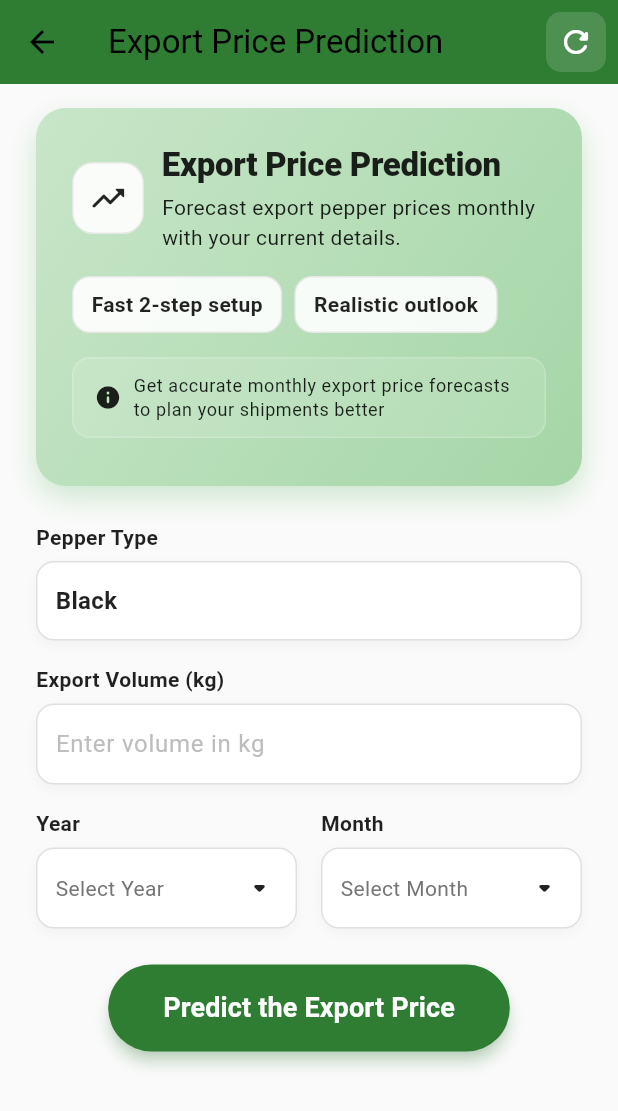
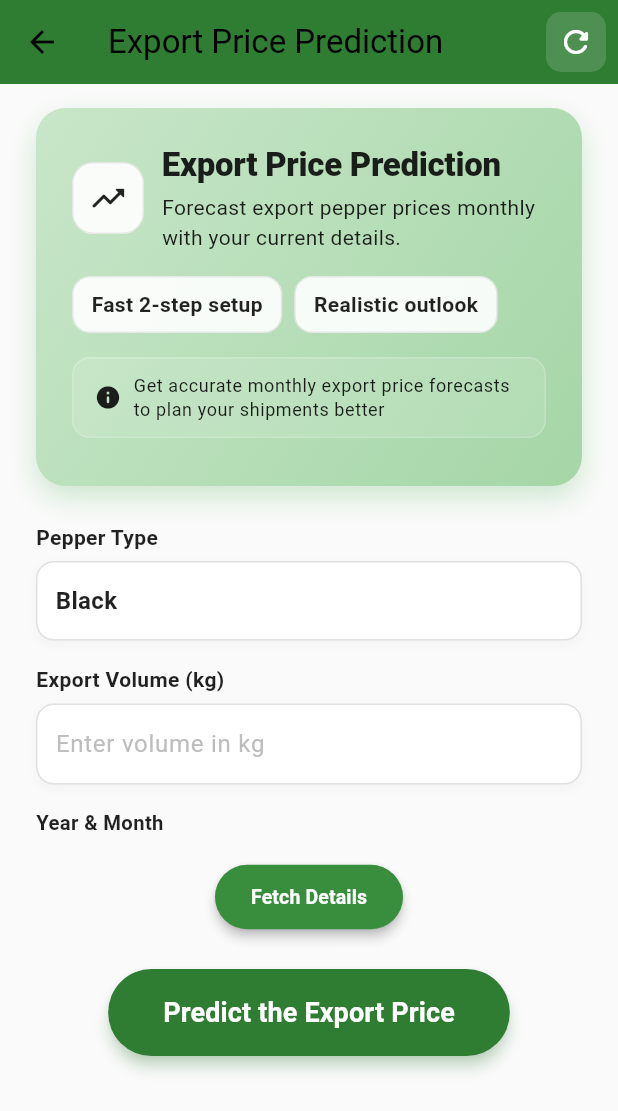
Before and after one commit to JanudiAdhikari/Research-Project, a Flutter app: the ExporterDashboard screen opened directly, after a tap on an icon or button, on a phone screen of 412 x 824 dp. Shown: the top 1111 px of the screen. Run offline on Flutter 3.47's test engine with Material 3 defaults, Android fonts, the phone set to English and light mode, and no system bars; our stand-ins replace camera, cloud_firestore, firebase_auth, firebase_core, firebase_storage, fl_chart and 6 more; missing offline and left inert: mobile_scanner; accounts and stored records are empty; Roboto replaces fonts that are missing (Poppins).

Commit message:
Included a button to fetch the time period

```diff
--- a/mobile-app/lib/features/dashboard/exporter_dashboard.dart
+++ b/mobile-app/lib/features/dashboard/exporter_dashboard.dart
@@ -574,7 +574,7 @@ class _ExporterDashboardState extends State<ExporterDashboard>
         subtitle: "Market trends",
         icon: Icons.trending_up_rounded,
         gradient: LinearGradient(
-          colors: [Colors.purple.shade400, Colors.purple.shade600],
+          colors: [Color(0xFF66BB6A), Color(0xFF43A047)],
         ),
         onTap: () {
           Navigator.push(
@@ -592,7 +592,7 @@ class _ExporterDashboardState extends State<ExporterDashboard>
         subtitle: "Certifications",
         icon: Icons.verified_user_rounded,
         gradient: LinearGradient(
-          colors: [Colors.blue.shade400, Colors.blue.shade600],
+          colors: [Color(0xFF2E7D32), Color(0xFF1B5E20)],
         ),
         onTap: () {},
       ),
@@ -603,7 +603,7 @@ class _ExporterDashboardState extends State<ExporterDashboard>
         subtitle: "Shipments",
         icon: Icons.inventory_2_rounded,
         gradient: LinearGradient(
-          colors: [Colors.teal.shade400, Colors.teal.shade600],
+          colors: [Color(0xFF81C784), Color(0xFF66BB6A)],
         ),
         onTap: () {},
       ),
@@ -614,7 +614,7 @@ class _ExporterDashboardState extends State<ExporterDashboard>
         subtitle: "Blockchain",
         icon: Icons.qr_code_rounded,
         gradient: LinearGradient(
-          colors: [Colors.orange.shade400, Colors.orange.shade600],
+          colors: [Color(0xFF388E3C), Color(0xFF2E7D32)],
         ),
         onTap: () {
           Navigator.push(
--- a/mobile-app/lib/features/market_forecast/export_price_prediction.dart
+++ b/mobile-app/lib/features/market_forecast/export_price_prediction.dart
@@ -1,5 +1,7 @@
 import 'package:flutter/material.dart';
+import 'package:flutter/cupertino.dart';
 import 'package:flutter/services.dart';
+import 'package:intl/intl.dart';
 import '../../utils/responsive.dart';
 import 'export_price_trends.dart';
 
@@ -11,40 +13,35 @@ class ExportPricePrediction extends StatefulWidget {
 }
 
 class _ExportPricePredictionState extends State<ExportPricePrediction> {
-  final List<String> pepperTypes = ['Black', 'White'];
-  final List<String> years = ['2026', '2027'];
-  final List<String> months = const [
-    'January',
-    'February',
-    'March',
-    'April',
-    'May',
-    'June',
-    'July',
-    'August',
-    'September',
-    'October',
-    'November',
-    'December',
-  ];
-
   String? selectedPepperType = 'Black';
-  String? selectedYear;
-  String? selectedMonth;
+  late String nextMonth;
+  late String nextYear;
   final TextEditingController _volumeController = TextEditingController();
 
   bool showErrors = false;
   bool showResult = false;
   bool isLoading = false;
+  bool showMonthDetails = false;
+  bool isLoadingMonthDetails = false;
   double? predictedPricePerKg;
   double? predictedMonthlyTotal;
 
-  final LayerLink _layerLink = LayerLink();
-  OverlayEntry? _overlayEntry;
+  @override
+  void initState() {
+    super.initState();
+    _calculateNextMonth();
+  }
+
+  void _calculateNextMonth() {
+    DateTime now = DateTime.now();
+    DateTime nextMonthDate = DateTime(now.year, now.month + 1, 1);
+
+    nextMonth = DateFormat('MMMM').format(nextMonthDate);
+    nextYear = nextMonthDate.year.toString();
+  }
 
   @override
   void dispose() {
-    _overlayEntry?.remove();
     _volumeController.dispose();
     super.dispose();
   }
@@ -97,8 +94,6 @@ class _ExportPricePredictionState extends State<ExportPricePrediction> {
         child: GestureDetector(
           onTap: () {
             FocusScope.of(context).unfocus();
-            _overlayEntry?.remove();
-            _overlayEntry = null;
           },
           child: SingleChildScrollView(
             padding: EdgeInsets.fromLTRB(
@@ -280,29 +275,7 @@ class _ExportPricePredictionState extends State<ExportPricePrediction> {
                     _buildNumberField(),
                     SizedBox(height: responsive.mediumSpacing),
 
-                    Row(
-                      children: [
-                        Expanded(
-                          child: _buildDropdownField(
-                            'Year',
-                            selectedYear,
-                            years,
-                            (val) => setState(() => selectedYear = val),
-                            required: true,
-                          ),
-                        ),
-                        SizedBox(width: responsive.mediumSpacing),
-                        Expanded(
-                          child: _buildDropdownField(
-                            'Month',
-                            selectedMonth,
-                            months,
-                            (val) => setState(() => selectedMonth = val),
-                            required: true,
-                          ),
-                        ),
-                      ],
-                    ),
+                    _buildMonthDetailsSection(responsive),
 
                     SizedBox(height: responsive.largeSpacing),
 
@@ -588,13 +561,13 @@ class _ExportPricePredictionState extends State<ExportPricePrediction> {
                 const SizedBox(height: 12),
                 _buildResultRowEnhanced(
                   'Month',
-                  selectedMonth ?? '-',
+                  nextMonth,
                   Icons.calendar_month_rounded,
                 ),
                 const SizedBox(height: 12),
                 _buildResultRowEnhanced(
                   'Year',
-                  selectedYear ?? '-',
+                  nextYear,
                   Icons.date_range_rounded,
                 ),
                 const SizedBox(height: 12),
@@ -728,79 +701,6 @@ class _ExportPricePredictionState extends State<ExportPricePrediction> {
     );
   }
 
-  Widget _buildDropdownField(
-    String title,
-    String? value,
-    List<String> items,
-    ValueChanged<String?> onChanged, {
-    bool required = false,
-  }) {
-    final key = GlobalKey();
-
-    return Column(
-      crossAxisAlignment: CrossAxisAlignment.start,
-      children: [
-        Text(
-          title,
-          style: const TextStyle(
-            fontSize: 14,
-            fontWeight: FontWeight.w600,
-            color: Colors.black87,
-          ),
-        ),
-        const SizedBox(height: 6),
-        CompositedTransformTarget(
-          link: _layerLink,
-          child: GestureDetector(
-            key: key,
-            onTap: () => _toggleDropdown(key, items, value, onChanged),
-            child: Container(
-              padding: const EdgeInsets.symmetric(horizontal: 12, vertical: 14),
-              decoration: BoxDecoration(
-                color: Colors.white,
-                borderRadius: BorderRadius.circular(12),
-                border: Border.all(
-                  color: (showErrors && required && value == null)
-                      ? Colors.red
-                      : Colors.grey.shade300,
-                ),
-                boxShadow: [
-                  BoxShadow(
-                    color: Colors.black.withOpacity(0.03),
-                    blurRadius: 5,
-                    offset: const Offset(0, 3),
-                  ),
-                ],
-              ),
-              child: Row(
-                mainAxisAlignment: MainAxisAlignment.spaceBetween,
-                children: [
-                  Text(
-                    value ?? 'Select $title',
-                    style: TextStyle(
-                      color: value == null
-                          ? Colors.grey.shade600
-                          : Colors.black87,
-                    ),
-                  ),
-                  const Icon(Icons.arrow_drop_down_rounded),
-                ],
-              ),
-            ),
-          ),
-        ),
-        if (showErrors && required && value == null)
-          Padding(
-            padding: const EdgeInsets.only(top: 6),
-            child: Text(
-              '$title is required',
-              style: const TextStyle(color: Colors.red, fontSize: 12),
-            ),
-          ),
-      ],
-    );
-  }
-
   Widget _buildNumberField() {
     final hasError = showErrors && _volumeController.text.isEmpty;
 
@@ -859,64 +759,6 @@ class _ExportPricePredictionState extends State<ExportPricePrediction> {
     );
   }
 
-  void _toggleDropdown(
-    GlobalKey key,
-    List<String> items,
-    String? value,
-    ValueChanged<String?> onChanged,
-  ) {
-    if (_overlayEntry != null) {
-      _overlayEntry!.remove();
-      _overlayEntry = null;
-      return;
-    }
-
-    const double itemHeight = 48.0;
-    final double dropdownHeight = items.length > 3
-        ? itemHeight * 3
-        : itemHeight * items.length;
-
-    final renderBox = key.currentContext!.findRenderObject() as RenderBox;
-    final size = renderBox.size;
-    final offset = renderBox.localToGlobal(Offset.zero);
-
-    _overlayEntry = OverlayEntry(
-      builder: (context) => Positioned(
-        left: offset.dx,
-        top: offset.dy + size.height,
-        width: size.width,
-        child: Material(
-          elevation: 5,
-          borderRadius: BorderRadius.circular(12),
-          child: ConstrainedBox(
-            constraints: BoxConstraints(maxHeight: dropdownHeight),
-            child: ListView(
-              padding: EdgeInsets.zero,
-              shrinkWrap: true,
-              children: items
-                  .map(
-                    (item) => SizedBox(
-                      height: itemHeight,
-                      child: ListTile(
-                        title: Text(item),
-                        onTap: () {
-                          onChanged(item);
-                          _overlayEntry!.remove();
-                          _overlayEntry = null;
-                        },
-                      ),
-                    ),
-                  )
-                  .toList(),
-            ),
-          ),
-        ),
-      ),
-    );
-
-    Overlay.of(context).insert(_overlayEntry!);
-  }
-
   Widget _buildChip(String label) {
     return Container(
       padding: const EdgeInsets.symmetric(horizontal: 12, vertical: 8),
@@ -935,15 +777,183 @@ class _ExportPricePredictionState extends State<ExportPricePrediction> {
     );
   }
 
+  Widget _buildMonthDetailsSection(Responsive responsive) {
+    return Column(
+      crossAxisAlignment: CrossAxisAlignment.start,
+      children: [
+        Text(
+          'Year & Month',
+          style: TextStyle(
+            fontSize: responsive.bodyFontSize - 0.5,
+            fontWeight: FontWeight.w600,
+            color: Colors.black87,
+          ),
+        ),
+        ResponsiveSpacing(mobile: 16, tablet: 18, desktop: 20),
+        if (!showMonthDetails)
+          Center(
+            child: _buildFetchButton(
+              isLoading: isLoadingMonthDetails,
+              onPressed: () async {
+                setState(() {
+                  isLoadingMonthDetails = true;
+                });
+                // Simulate API call delay
+                await Future.delayed(const Duration(milliseconds: 1500));
+                setState(() {
+                  isLoadingMonthDetails = false;
+                  showMonthDetails = true;
+                });
+              },
+              color: Colors.green.shade700,
+            ),
+          ),
+        if (showMonthDetails) ...[_buildMonthCard(responsive)],
+      ],
+    );
+  }
+
+  Widget _buildFetchButton({
+    required bool isLoading,
+    required VoidCallback onPressed,
+    required Color color,
+  }) {
+    return AnimatedContainer(
+      duration: const Duration(milliseconds: 300),
+      curve: Curves.easeInOut,
+      child: ElevatedButton(
+        onPressed: isLoading ? null : onPressed,
+        style: ElevatedButton.styleFrom(
+          backgroundColor: color,
+          foregroundColor: Colors.white,
+          disabledBackgroundColor: color.withOpacity(0.6),
+          padding: const EdgeInsets.symmetric(horizontal: 24, vertical: 12),
+          shape: RoundedRectangleBorder(
+            borderRadius: BorderRadius.circular(25),
+          ),
+          elevation: isLoading ? 0 : 3,
+        ),
+        child: AnimatedSwitcher(
+          duration: const Duration(milliseconds: 300),
+          transitionBuilder: (Widget child, Animation<double> animation) {
+            return FadeTransition(
+              opacity: animation,
+              child: ScaleTransition(scale: animation, child: child),
+            );
+          },
+          child: isLoading
+              ? SizedBox(
+                  key: const ValueKey('loading'),
+                  width: 100,
+                  child: Row(
+                    mainAxisAlignment: MainAxisAlignment.center,
+                    children: [
+                      SizedBox(
+                        width: 18,
+                        height: 18,
+                        child: CupertinoActivityIndicator(color: Colors.white),
+                      ),
+                      const SizedBox(width: 10),
+                      const Text(
+                        'Loading',
+                        style: TextStyle(
+                          fontSize: 13,
+                          fontWeight: FontWeight.w600,
+                        ),
+                      ),
+                    ],
+                  ),
+                )
+              : const Text(
+                  key: ValueKey('fetch'),
+                  'Fetch Details',
+                  style: TextStyle(fontSize: 13, fontWeight: FontWeight.w600),
+                ),
+        ),
+      ),
+    );
+  }
+
+  Widget _buildMonthCard(Responsive responsive) {
+    return Container(
+      width: double.infinity,
+      padding: EdgeInsets.all(responsive.mediumSpacing),
+      decoration: BoxDecoration(
+        gradient: LinearGradient(
+          colors: [Colors.blue.shade50, Colors.cyan.shade50],
+          begin: Alignment.topLeft,
+          end: Alignment.bottomRight,
+        ),
+        borderRadius: BorderRadius.circular(16),
+        border: Border.all(color: Colors.blue.shade200, width: 2),
+        boxShadow: [
+          BoxShadow(
+            color: Colors.blue.withOpacity(0.15),
+            blurRadius: 12,
+            offset: const Offset(0, 4),
+          ),
+        ],
+      ),
+      child: Column(
+        crossAxisAlignment: CrossAxisAlignment.start,
+        children: [
+          Text(
+            'Predicting Price For',
+            style: TextStyle(
+              fontSize: responsive.bodyFontSize - 0.5,
+              fontWeight: FontWeight.w600,
+              color: Colors.blue.shade700,
+            ),
+          ),
+          const SizedBox(height: 12),
+          Container(
+            padding: const EdgeInsets.symmetric(horizontal: 16, vertical: 14),
+            decoration: BoxDecoration(
+              color: Colors.white.withOpacity(0.8),
+              borderRadius: BorderRadius.circular(12),
+              border: Border.all(color: Colors.blue.shade200),
+            ),
+            child: Center(
+              child: Text(
+                '$nextMonth $nextYear',
+                style: TextStyle(
+                  fontSize: responsive.bodyFontSize + 1,
+                  fontWeight: FontWeight.w700,
+                  color: Colors.blue.shade700,
+                ),
+              ),
+            ),
+          ),
+          const SizedBox(height: 10),
+          Row(
+            children: [
+              Icon(Icons.calendar_today, color: Colors.blue.shade600, size: 18),
+              const SizedBox(width: 8),
+              Expanded(
+                child: Text(
+                  'Get export price predictions for this month',
+                  style: TextStyle(
+                    fontSize: responsive.bodyFontSize - 1.5,
+                    color: Colors.blue.shade600,
+                    fontWeight: FontWeight.w500,
+                  ),
+                ),
+              ),
+            ],
+          ),
+        ],
+      ),
+    );
+  }
+
   void _onSubmit() {
     setState(() {
       showErrors = true;
     });
 
     if (selectedPepperType == null ||
-        selectedYear == null ||
-        selectedMonth == null ||
-        _volumeController.text.isEmpty) {
+        _volumeController.text.isEmpty ||
+        !showMonthDetails) {
       return;
     }
 
@@ -969,23 +979,39 @@ class _ExportPricePredictionState extends State<ExportPricePrediction> {
   void _resetForm() {
     setState(() {
       _volumeController.clear();
-      selectedYear = null;
-      selectedMonth = null;
       showErrors = false;
       showResult = false;
       isLoading = false;
       predictedPricePerKg = null;
       predictedMonthlyTotal = null;
+      showMonthDetails = false;
+      isLoadingMonthDetails = false;
     });
-    _overlayEntry?.remove();
-    _overlayEntry = null;
   }
 
   double _estimateUnitPrice() {
-    final base = selectedPepperType == 'White' ? 1120.0 : 3650.0;
-    final seasonalBump = (months.indexOf(selectedMonth!) % 4) * 22.5;
-    final yearlyTrend = selectedYear == '2027' ? 45.0 : 0.0;
-    return base + seasonalBump + yearlyTrend;
+    // Base price per kg in LKR - varies by month and pepper type
+    Map<String, Map<String, double>> basePrices = {
+      'February': {'Black': 1480.0, 'White': 3250.0},
+    };
+
+    double basePrice = basePrices[nextMonth]?[selectedPepperType] ?? 1500.0;
+
+    // Volume-based discount
+    double volumeInKg = double.tryParse(_volumeController.text) ?? 0;
+    double volumeDiscount = 0.0;
+
+    if (volumeInKg >= 1000) {
+      volumeDiscount = 0.10; // 10% discount for large volumes
+    } else if (volumeInKg >= 500) {
+      volumeDiscount = 0.05; // 5% discount for medium volumes
+    }
+
+    // Year-based price adjustment (future year might have inflation)
+    int currentYear = DateTime.now().year;
+    double yearAdjustment = int.parse(nextYear) > currentYear ? 1.05 : 1.0;
+
+    return basePrice * (1 - volumeDiscount) * yearAdjustment;
   }
 
   String _formatCurrencyNumber(double value) {
```
Also changed, not shown: mobile-app/lib/features/market_forecast/recommendations.dart (+0 -68 lines).
